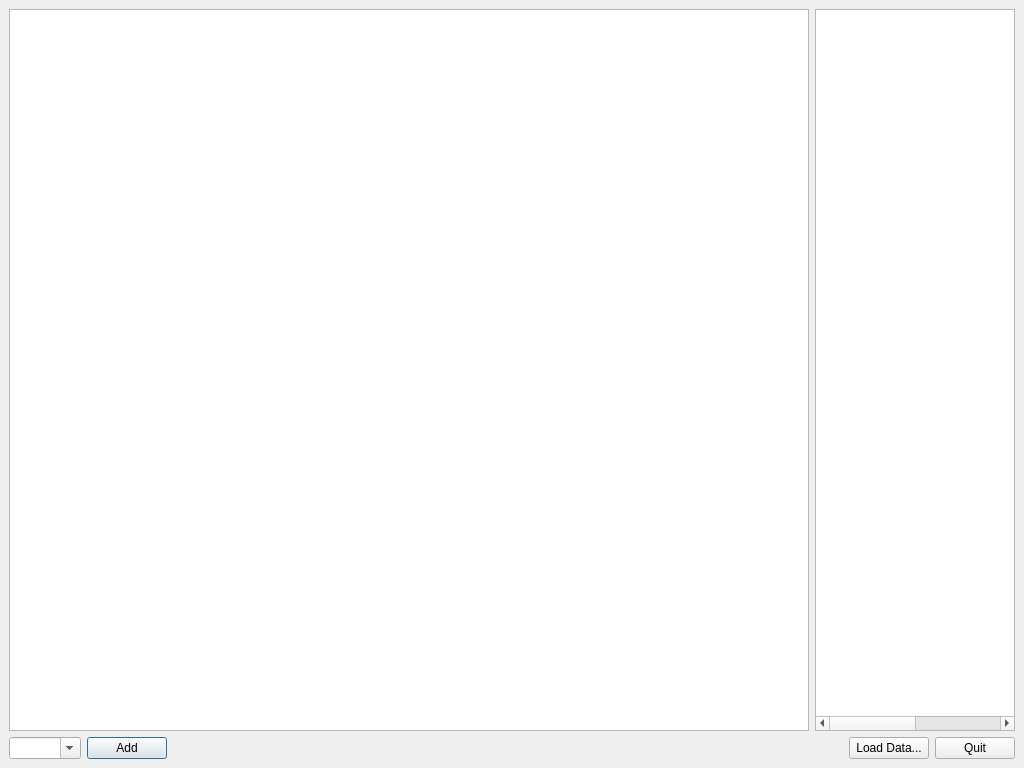
alex-r-bigelow/expressionTopology, file expressionTopology.ui: the form before one commit.
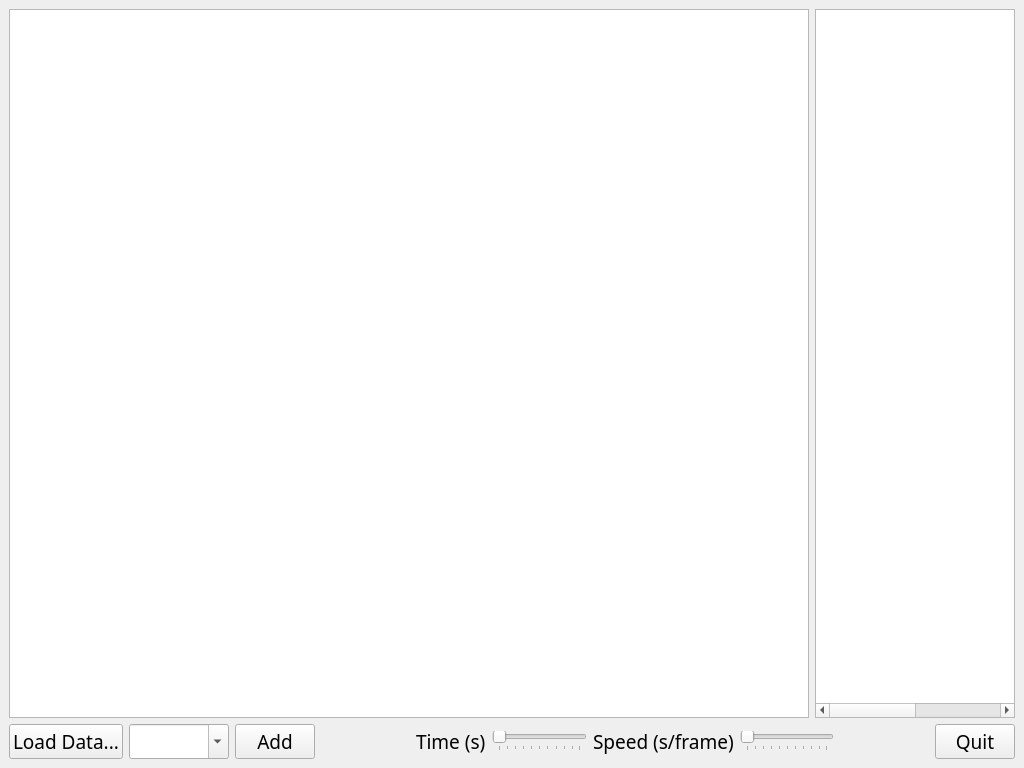
The form after the commit.

Commit message: Added .tsd support, time sliders

```diff
--- a/expressionTopology.ui
+++ b/expressionTopology.ui
@@ -16,7 +16,14 @@
   <widget class="QWidget" name="centralwidget">
    <layout class="QGridLayout" name="gridLayout">
     <item row="0" column="0">
-     <widget class="QGraphicsView" name="graphicsView"/>
+     <widget class="QGraphicsView" name="graphicsView">
+      <property name="font">
+       <font>
+        <family>Gill Sans</family>
+        <pointsize>14</pointsize>
+       </font>
+      </property>
+     </widget>
     </item>
     <item row="0" column="1">
      <widget class="QTableWidget" name="categoryTable">
@@ -32,6 +39,15 @@
         <height>16777215</height>
        </size>
       </property>
+      <property name="font">
+       <font>
+        <family>Gill Sans</family>
+        <pointsize>14</pointsize>
+        <weight>75</weight>
+        <bold>true</bold>
+        <stylestrategy>PreferAntialias</stylestrategy>
+       </font>
+      </property>
       <property name="editTriggers">
        <set>QAbstractItemView::NoEditTriggers</set>
       </property>
@@ -67,8 +83,27 @@
     </item>
     <item row="1" column="0" colspan="2">
      <layout class="QHBoxLayout" name="horizontalLayout">
+      <item>
+       <widget class="QPushButton" name="loadButton">
+        <property name="font">
+         <font>
+          <family>Gill Sans</family>
+          <pointsize>14</pointsize>
+         </font>
+        </property>
+        <property name="text">
+         <string>Load Data...</string>
+        </property>
+       </widget>
+      </item>
       <item>
        <widget class="QComboBox" name="geneBox">
+        <property name="font">
+         <font>
+          <family>Gill Sans</family>
+          <pointsize>14</pointsize>
+         </font>
+        </property>
         <property name="editable">
          <bool>true</bool>
         </property>
@@ -82,19 +117,31 @@
       </item>
       <item>
        <widget class="QPushButton" name="addButton">
+        <property name="font">
+         <font>
+          <family>Gill Sans</family>
+          <pointsize>14</pointsize>
+         </font>
+        </property>
         <property name="text">
          <string>Add</string>
         </property>
         <property name="autoDefault">
-         <bool>true</bool>
+         <bool>false</bool>
         </property>
         <property name="default">
-         <bool>true</bool>
+         <bool>false</bool>
         </property>
        </widget>
       </item>
       <item>
        <spacer name="horizontalSpacer">
+        <property name="font">
+         <font>
+          <family>Gill Sans</family>
+          <pointsize>14</pointsize>
+         </font>
+        </property>
         <property name="orientation">
          <enum>Qt::Horizontal</enum>
         </property>
@@ -107,14 +154,96 @@
        </spacer>
       </item>
       <item>
-       <widget class="QPushButton" name="loadButton">
+       <widget class="QLabel" name="label">
+        <property name="font">
+         <font>
+          <family>Gill Sans</family>
+          <pointsize>14</pointsize>
+         </font>
+        </property>
         <property name="text">
-         <string>Load Data...</string>
+         <string>Time (s)</string>
         </property>
        </widget>
       </item>
+      <item>
+       <widget class="QSlider" name="timeSlider">
+        <property name="font">
+         <font>
+          <family>Gill Sans</family>
+          <pointsize>14</pointsize>
+         </font>
+        </property>
+        <property name="orientation">
+         <enum>Qt::Horizontal</enum>
+        </property>
+        <property name="invertedAppearance">
+         <bool>false</bool>
+        </property>
+        <property name="invertedControls">
+         <bool>false</bool>
+        </property>
+        <property name="tickPosition">
+         <enum>QSlider::TicksBelow</enum>
+        </property>
+       </widget>
+      </item>
+      <item>
+       <widget class="QLabel" name="label_2">
+        <property name="font">
+         <font>
+          <family>Gill Sans</family>
+          <pointsize>14</pointsize>
+         </font>
+        </property>
+        <property name="text">
+         <string>Speed (s/frame)</string>
+        </property>
+       </widget>
+      </item>
+      <item>
+       <widget class="QSlider" name="speedSlider">
+        <property name="font">
+         <font>
+          <family>Gill Sans</family>
+          <pointsize>14</pointsize>
+         </font>
+        </property>
+        <property name="orientation">
+         <enum>Qt::Horizontal</enum>
+        </property>
+        <property name="tickPosition">
+         <enum>QSlider::TicksBelow</enum>
+        </property>
+       </widget>
+      </item>
+      <item>
+       <spacer name="horizontalSpacer_2">
+        <property name="font">
+         <font>
+          <family>Gill Sans</family>
+          <pointsize>14</pointsize>
+         </font>
+        </property>
+        <property name="orientation">
+         <enum>Qt::Horizontal</enum>
+        </property>
+        <property name="sizeHint" stdset="0">
+         <size>
+          <width>40</width>
+          <height>20</height>
+         </size>
+        </property>
+       </spacer>
+      </item>
       <item>
        <widget class="QPushButton" name="quitButton">
+        <property name="font">
+         <font>
+          <family>Gill Sans</family>
+          <pointsize>14</pointsize>
+         </font>
+        </property>
         <property name="text">
          <string>Quit</string>
         </property>
```
The commit also changes 2 other files.
